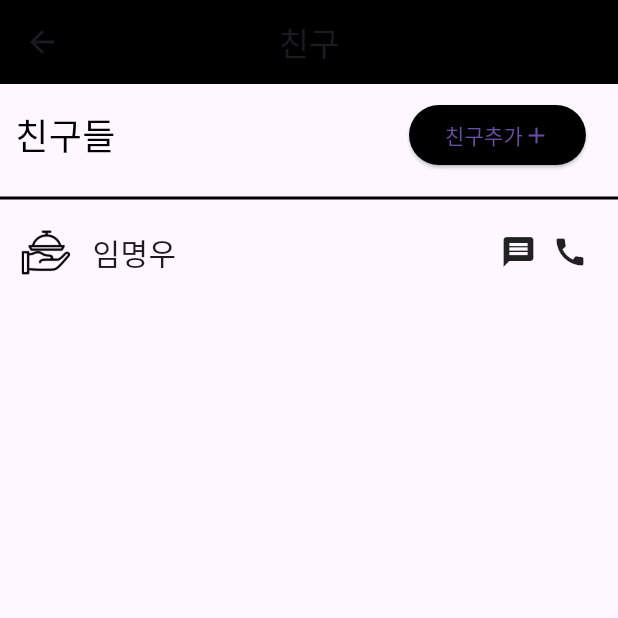
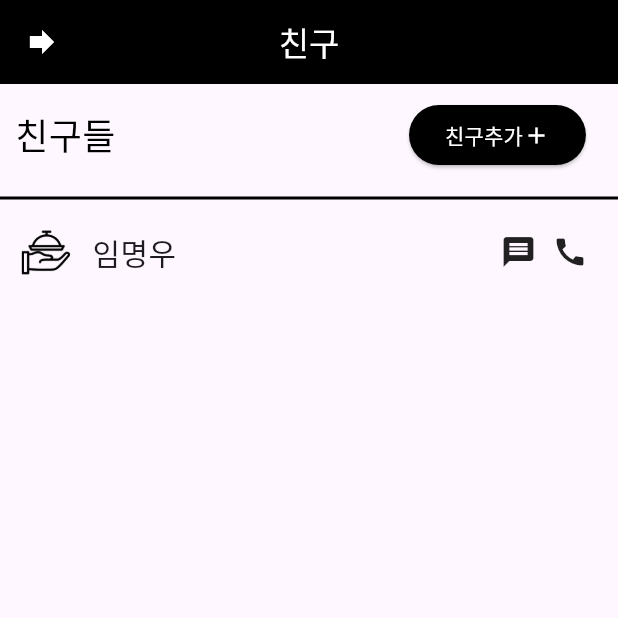
Before and after one commit to Dansot4891/FoodFriend, a Flutter app: the Friends screen opened directly, on a phone screen of 412 x 824 dp, the top half of it. Run offline on Flutter 3.47's test engine with Material 3 defaults, Android fonts, the phone set to English and light mode, and no system bars; our stand-ins replace cloud_firestore, firebase_auth, firebase_core, get; accounts and stored records are empty.

Commit message:
글 색상 통일

```diff
--- a/lib/screens/friends.dart
+++ b/lib/screens/friends.dart
@@ -6,9 +6,14 @@ class Friends extends StatelessWidget {
   Widget build(BuildContext context) {
     return Scaffold(
       appBar: AppBar(
-        title: Text('친구'),
+        title: Text('친구', style: TextStyle(color: Colors.white),),
         centerTitle: true,
         backgroundColor: Colors.black,
+        leading: IconButton(
+            icon: Icon(Icons.forward, color: Colors.white,),
+            onPressed: () {
+              Navigator.pop(context);
+            })
       ),
       body: Column(
         crossAxisAlignment: CrossAxisAlignment.start,
@@ -56,9 +61,10 @@ class Friends extends StatelessWidget {
             );
                   },
                   child: Row(
+                    mainAxisAlignment: MainAxisAlignment.spaceEvenly,
                     children: [
-                      Text('친구추가'),
-                      Icon(Icons.add)
+                      Text('친구추가', style: TextStyle(color: Colors.white),),
+                      Icon(Icons.add, color: Colors.white,)
                     ],
                   ),
                   style: ElevatedButton.styleFrom(
--- a/lib/screens/mkdelivery.dart
+++ b/lib/screens/mkdelivery.dart
@@ -12,11 +12,11 @@ class _mkdeliveryState extends State<mkdelivery> {
   Widget build(BuildContext context) {
     return Scaffold(
       appBar: AppBar(
-        title: Text('맘마 배달 만들기'),
+        title: Text('맘마 배달 만들기', style: TextStyle(color: Colors.white),),
         centerTitle: true,
         backgroundColor: Colors.black,
         leading: IconButton(
-            icon: Icon(Icons.forward),
+            icon: Icon(Icons.forward, color: Colors.white,),
             onPressed: () {
               Navigator.pop(context);
             }),
--- a/lib/screens/recommendation.dart
+++ b/lib/screens/recommendation.dart
@@ -24,6 +24,7 @@ class _recommendationState extends State<recommendation> {
   Widget build(BuildContext context) {
     return Scaffold(
       appBar: AppBar(
+        iconTheme: IconThemeData(color: Colors.white),
         title: Text('음식 추천을 추천해드립니다!', style: TextStyle(color: Colors.white),),
         backgroundColor: Colors.black,
         centerTitle: true,
--- a/lib/widget/widget.dart
+++ b/lib/widget/widget.dart
@@ -3,14 +3,12 @@ import 'package:food_friend/main.dart';
 
 class Mainscreen extends StatelessWidget {
   Mainscreen({
-    // required this.image,
     required this.text1,
     required this.text2,
     required this.text3,
     required this.text4,
   });
 
-  // final Widget image;
   final Widget text1;
   final Widget text2;
   final Widget text3;
```
Also changed, not shown: lib/screens/delivery.dart (+2 -13 lines).
